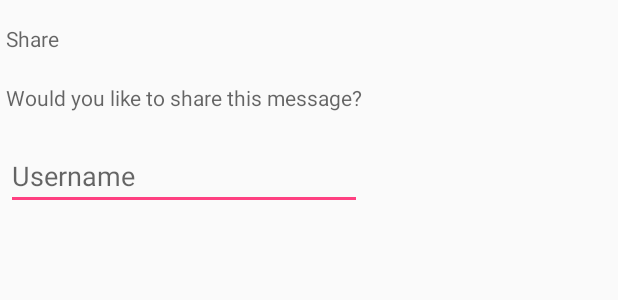
After one commit to Dynosius/postitpinit, an Android app: the layout dialog_share.xml on its own in the app's theme, with its tools: preview values and no code run, on a phone screen of 412 x 824 dp. The commit adds this screen. Shown: the top 300 px of the screen. Run offline under Robolectric (Android 15) with nearby library versions, the phone set to English and light mode, and no system bars.

Commit message:
Created an AlertDialog for sharing the notes A button for sharing is added to the layout of a new postit note. A custom dialog is displayed when the button is clicked. The dialog has a field to enter a username.

```diff
--- /dev/null
+++ b/app/src/main/res/layout/dialog_share.xml
@@ -0,0 +1,36 @@
+<LinearLayout xmlns:android="http://schemas.android.com/apk/res/android"
+    xmlns:app="http://schemas.android.com/apk/res-auto"
+    android:orientation="vertical"
+    android:layout_width="wrap_content"
+    android:layout_height="wrap_content">
+    <TextView
+        android:id="@+id/title"
+        android:inputType="text"
+        android:layout_width="match_parent"
+        android:layout_height="wrap_content"
+        android:layout_marginTop="16dp"
+        android:layout_marginLeft="4dp"
+        android:layout_marginRight="4dp"
+        android:layout_marginBottom="4dp"
+        android:hint="@string/share_dialog_title" />
+    <TextView
+        android:id="@+id/description"
+        android:inputType="text"
+        android:layout_width="match_parent"
+        android:layout_height="wrap_content"
+        android:layout_marginTop="16dp"
+        android:layout_marginLeft="4dp"
+        android:layout_marginRight="4dp"
+        android:layout_marginBottom="4dp"
+        android:hint="@string/share_dialog_message" />
+    <EditText
+        android:id="@+id/username"
+        android:inputType="textEmailAddress"
+        android:layout_width="match_parent"
+        android:layout_height="wrap_content"
+        android:layout_marginTop="16dp"
+        android:layout_marginLeft="4dp"
+        android:layout_marginRight="4dp"
+        android:layout_marginBottom="4dp"
+        android:hint="@string/username" />
+</LinearLayout>
--- a/app/src/main/res/values/strings.xml
+++ b/app/src/main/res/values/strings.xml
@@ -4,4 +4,9 @@
     <string name="signin">Sign in</string>
     <string name="signout">Sign out</string>
     <string name="reminder">Reminder</string>
+    <string name="share_dialog_message">Would you like to share this message?</string>
+    <string name="share_dialog_title">Share</string>
+    <string name="share_dialog_ok">Send</string>
+    <string name="share_dialog_cancel">Cancel</string>
+    <string name="username">Username</string>
 </resources>
```
Also changed, not shown: app/src/main/java/projects/riteh/post_itpin_it/view/MainActivity.java (+32 -0 lines), app/src/main/res/layout/activity_main.xml (+8 -0 lines).
